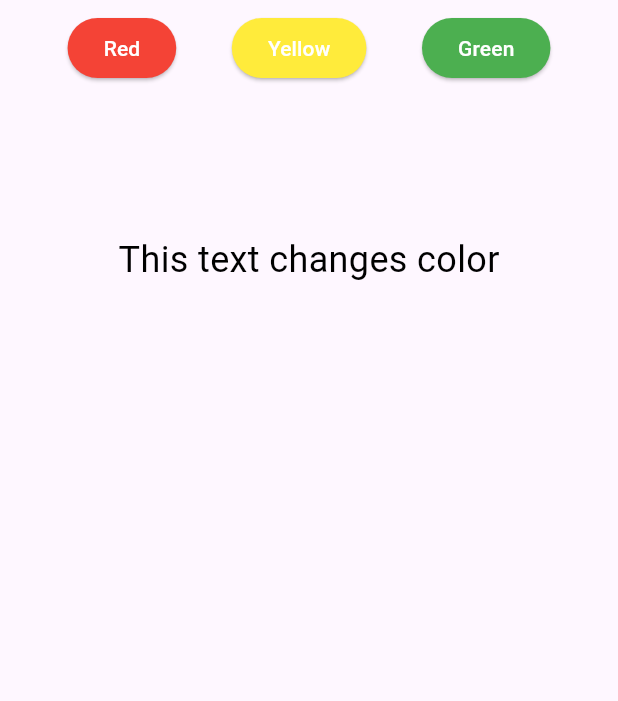
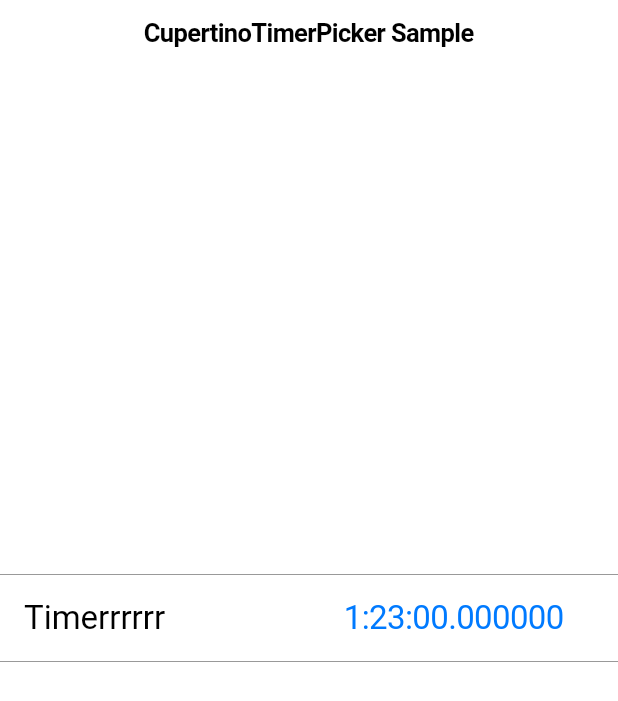
Before and after one commit to dnkchi2809/test_flutter, a Flutter app: the screen it shows after launch, on a phone screen of 412 x 824 dp. Shown: the top 701 px of the screen. Run offline on Flutter 3.47's test engine with Material 3 defaults, Android fonts, the phone set to English and light mode, and no system bars; our stand-ins replace awesome_notifications, device_info_plus, flutter_local_notifications, flutter_redux, flutter_timezone, palette_generator and 3 more; missing offline and left inert: monarch_annotations.

Commit message:
fix: splash

```diff
--- a/lib/main.dart
+++ b/lib/main.dart
@@ -1,31 +1,134 @@
 import 'package:flutter/cupertino.dart';
-import 'package:flutter/material.dart';
-import 'package:flutter/widgets.dart';
-import 'package:test_flutter/stateManagement/redux/testRedux/testFlutterReduxApp.dart';
 
-import 'localizations/intl_localizations_delegate.dart';
+/// Flutter code sample for [CupertinoTimerPicker].
 
-void main() {
-  runApp(MaterialApp(
-    localizationsDelegates: const [
-      myLocalizationsDelegate,
-    ],
-    supportedLocales: const [
-      Locale('en', 'US'),
-      Locale('vi'),
-    ],
-    home: SafeArea(
-      child: Scaffold(
-        // appBar: AppBar(
-        //   backgroundColor: Colors.red,
-        //   title: const Text('Home'),
-        // ),
-        body: TestFlutterReduxApp(),
+void main() => runApp(const TimerPickerApp());
+
+class TimerPickerApp extends StatelessWidget {
+  const TimerPickerApp({super.key});
+
+  @override
+  Widget build(BuildContext context) {
+    return const CupertinoApp(
+      theme: CupertinoThemeData(brightness: Brightness.light),
+      home: TimerPickerExample(),
+    );
+  }
+}
+
+class TimerPickerExample extends StatefulWidget {
+  const TimerPickerExample({super.key});
+
+  @override
+  State<TimerPickerExample> createState() => _TimerPickerExampleState();
+}
+
+class _TimerPickerExampleState extends State<TimerPickerExample> {
+  Duration duration = const Duration(hours: 1, minutes: 23);
+
+  // This shows a CupertinoModalPopup with a reasonable fixed height which hosts
+  // a CupertinoTimerPicker.
+  void _showDialog(Widget child) {
+    showCupertinoModalPopup<void>(
+      context: context,
+      builder: (BuildContext context) => Container(
+        height: 216,
+        padding: const EdgeInsets.only(top: 6.0),
+        // The bottom margin is provided to align the popup above the system
+        // navigation bar.
+        margin: EdgeInsets.only(
+          bottom: MediaQuery.of(context).viewInsets.bottom,
+        ),
+        // Provide a background color for the popup.
+        color: CupertinoColors.systemBackground.resolveFrom(context),
+        // Use a SafeArea widget to avoid system overlaps.
+        child: SafeArea(
+          top: false,
+          child: child,
+        ),
       ),
-    ),
-    theme: ThemeData(
-        // fontFamily: 'Belagia',
+    );
+  }
+
+  @override
+  Widget build(BuildContext context) {
+    return CupertinoPageScaffold(
+      navigationBar: const CupertinoNavigationBar(
+        middle: Text('CupertinoTimerPicker Sample'),
+      ),
+      child: DefaultTextStyle(
+        style: TextStyle(
+          color: CupertinoColors.label.resolveFrom(context),
+          fontSize: 22.0,
         ),
-    debugShowCheckedModeBanner: false,
-  ));
+        child: Center(
+          child: Column(
+            mainAxisAlignment: MainAxisAlignment.center,
+            children: <Widget>[
+              _TimerPickerItem(
+                children: <Widget>[
+                  const Text('Timerrrrrr'),
+                  CupertinoButton(
+                    // Display a CupertinoTimerPicker with hour/minute mode.
+                    onPressed: () => _showDialog(
+                      CupertinoTimerPicker(
+                        mode: CupertinoTimerPickerMode.hm,
+                        initialTimerDuration: duration,
+                        // This is called when the user changes the timer's
+                        // duration.
+                        onTimerDurationChanged: (Duration newDuration) {
+                          setState(() => duration = newDuration);
+                        },
+                      ),
+                    ),
+                    // In this example, the timer's value is formatted manually.
+                    // You can use the intl package to format the value based on
+                    // the user's locale settings.
+                    child: Text(
+                      '$duration',
+                      style: const TextStyle(
+                        fontSize: 22.0,
+                      ),
+                    ),
+                  ),
+                ],
+              ),
+            ],
+          ),
+        ),
+      ),
+    );
+  }
 }
+
+// This class simply decorates a row of widgets.
+class _TimerPickerItem extends StatelessWidget {
+  const _TimerPickerItem({required this.children});
+
+  final List<Widget> children;
+
+  @override
+  Widget build(BuildContext context) {
+    return DecoratedBox(
+      decoration: const BoxDecoration(
+        border: Border(
+          top: BorderSide(
+            color: CupertinoColors.inactiveGray,
+            width: 0.0,
+          ),
+          bottom: BorderSide(
+            color: CupertinoColors.inactiveGray,
+            width: 0.0,
+          ),
+        ),
+      ),
+      child: Padding(
+        padding: const EdgeInsets.symmetric(horizontal: 16.0),
+        child: Row(
+          mainAxisAlignment: MainAxisAlignment.spaceBetween,
+          children: children,
+        ),
+      ),
+    );
+  }
+}
--- a/lib/splash/main.dart
+++ b/lib/splash/main.dart
@@ -1,6 +1,6 @@
 import 'package:flutter/cupertino.dart' show CupertinoPageRoute;
 import 'package:flutter/material.dart';
-import 'package:test_flutter/splash_screen.dart';
+import 'package:test_flutter/splash/splash_screen.dart';
 
 void main() {
   runApp(
--- a/lib/splash/splash_screen.dart
+++ b/lib/splash/splash_screen.dart
@@ -1,7 +1,6 @@
 import 'dart:async';
 import 'package:flutter/material.dart';
-
-import 'main.dart';
+import 'package:test_flutter/splash/main.dart';
 
 class Splash extends StatefulWidget {
   const Splash({Key? key}) : super(key: key);
```
Also changed, not shown: 1 other file.
